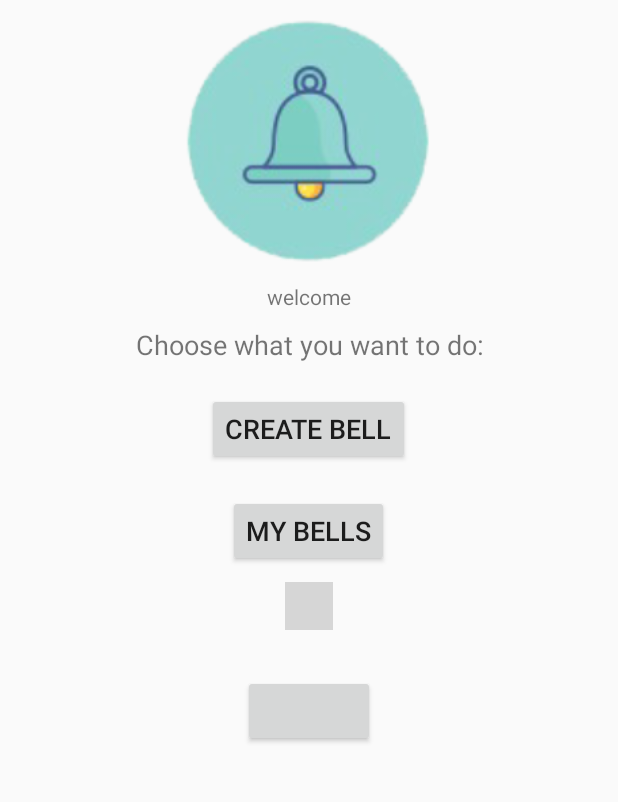
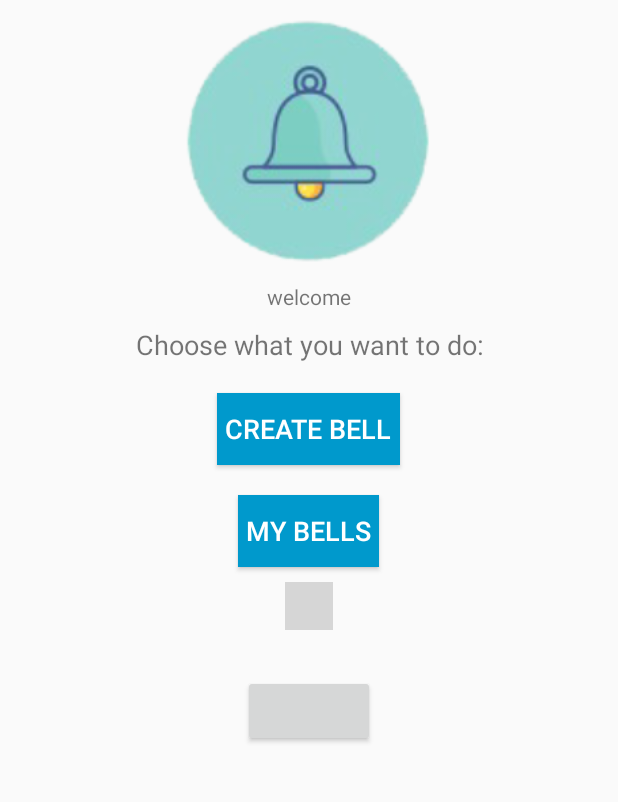
Before and after one commit to muskiii/riengo-mobile, an Android app: the screen it shows after launch (MainActivity), on a phone screen of 412 x 824 dp, the part 258-1060 px from its top. Run offline under Robolectric (Android 15) with nearby library versions, the phone set to English and light mode, and no system bars; libraries missing offline, so code that uses them is left out: com.facebook, com.facebook.login, com.onesignal, io.sentry, io.sentry.android and 1 more; plain views replace LoginButton, ProfilePictureView; 14 statements that could not run were skipped; grey boxes are pictures that could not be loaded.

Commit message:
boton piola

```diff
--- a/app/src/main/res/layout/activity_main.xml
+++ b/app/src/main/res/layout/activity_main.xml
@@ -64,11 +64,15 @@
 
         <Button
             android:id="@+id/new_bell"
+            style="@style/Widget.AppCompat.Button.Colored"
             android:layout_width="wrap_content"
             android:layout_height="wrap_content"
             android:layout_gravity="center"
             android:layout_margin="10dp"
+            android:background="@android:color/holo_blue_dark"
             android:onClick="createBell"
+            android:paddingLeft="5dp"
+            android:paddingRight="5dp"
             android:radius="10dp"
             android:text="@string/new_bell"
             android:textAlignment="center"
@@ -79,11 +83,15 @@
 
         <Button
             android:id="@+id/list_bells"
+            style="@style/Widget.AppCompat.Button.Colored"
             android:layout_width="wrap_content"
             android:layout_height="wrap_content"
             android:layout_gravity="center"
             android:layout_margin="10dp"
+            android:background="@android:color/holo_blue_dark"
             android:onClick="listBells"
+            android:paddingLeft="5dp"
+            android:paddingRight="5dp"
             android:text="@string/list_bells"
             android:textSize="18sp"
             app:layout_constraintLeft_toLeftOf="parent"
```
